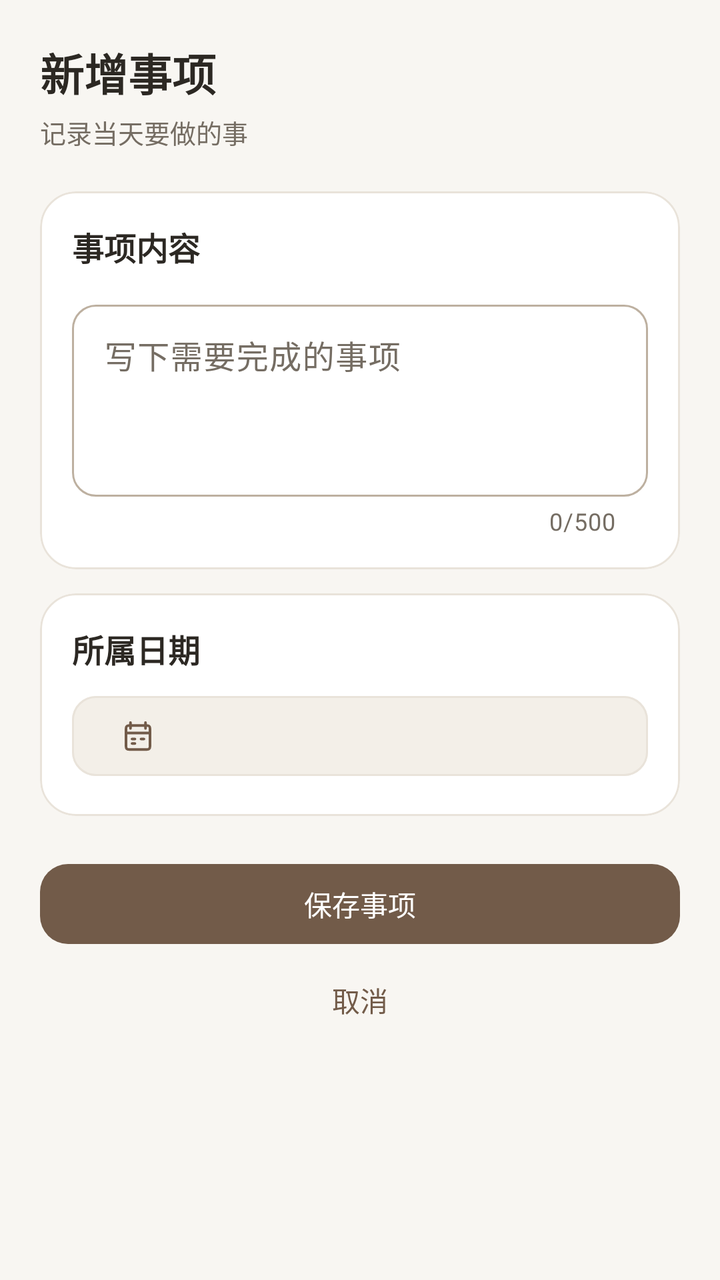
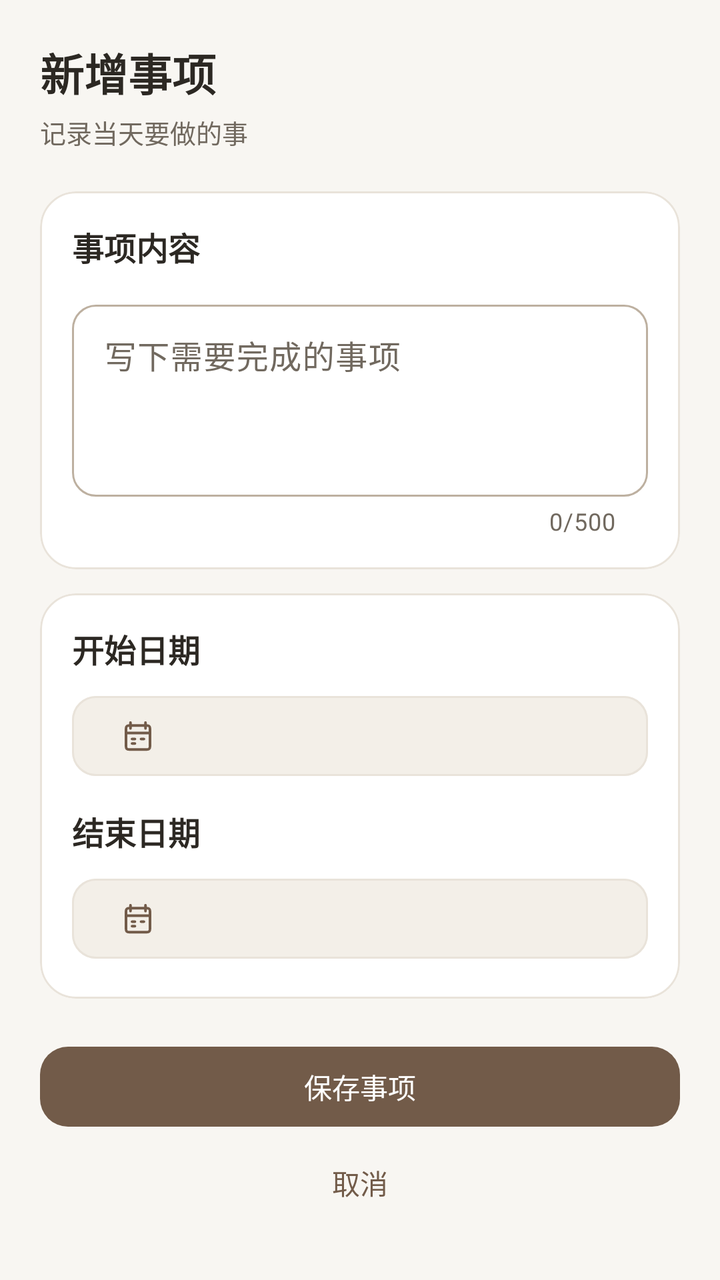

An Android layout rendered at two revisions. The XML below is the earlier revision; the diff shows what the commit changed to produce the second picture.
<!-- AndroidManifest.xml: application theme Theme.Project_Pandora -->
<!-- res/layout/dialog_daily_item.xml -->
<?xml version="1.0" encoding="utf-8"?>
<androidx.core.widget.NestedScrollView xmlns:android="http://schemas.android.com/apk/res/android"
    xmlns:app="http://schemas.android.com/apk/res-auto"
    android:layout_width="match_parent"
    android:layout_height="wrap_content"
    android:clipToPadding="false">

    <LinearLayout android:layout_width="match_parent" android:layout_height="wrap_content"
        android:orientation="vertical" android:padding="20dp">
        <TextView android:id="@+id/textEditorTitle"
            android:layout_width="match_parent" android:layout_height="wrap_content"
            android:accessibilityHeading="true" android:text="新增事项"
            android:textColor="@color/color_text_primary" android:textSize="22sp" android:textStyle="bold" />
        <TextView android:layout_width="match_parent" android:layout_height="wrap_content"
            android:layout_marginTop="4dp" android:text="记录当天要做的事"
            android:textColor="@color/color_text_secondary" android:textSize="13sp" />

        <com.google.android.material.card.MaterialCardView
            android:layout_width="match_parent" android:layout_height="wrap_content" android:layout_marginTop="20dp"
            app:cardBackgroundColor="@color/color_surface" app:cardCornerRadius="18dp"
            app:cardElevation="0dp" app:strokeColor="@color/color_divider" app:strokeWidth="1dp">
            <LinearLayout android:layout_width="match_parent" android:layout_height="wrap_content"
                android:orientation="vertical" android:padding="16dp">
                <TextView android:layout_width="match_parent" android:layout_height="wrap_content"
                    android:text="事项内容" android:labelFor="@id/editDailyContent"
                    android:textColor="@color/color_text_primary" android:textSize="16sp" android:textStyle="bold" />
                <com.google.android.material.textfield.TextInputLayout android:id="@+id/dailyContentLayout"
                    style="@style/Widget.Pandora.TextInput"
                    android:layout_width="match_parent" android:layout_height="wrap_content" android:layout_marginTop="12dp"
                    android:hint="写下需要完成的事项" app:counterEnabled="true" app:counterMaxLength="500">
                    <com.google.android.material.textfield.TextInputEditText android:id="@+id/editDailyContent"
                        android:layout_width="match_parent" android:layout_height="wrap_content"
                        android:gravity="start|top" android:inputType="textMultiLine|textCapSentences"
                        android:minHeight="96dp" android:minLines="3" android:maxLines="6" android:maxLength="500"
                        android:textColor="@color/color_text_edit_content" android:textSize="16sp" />
                </com.google.android.material.textfield.TextInputLayout>
            </LinearLayout>
        </com.google.android.material.card.MaterialCardView>

        <com.google.android.material.card.MaterialCardView
            android:layout_width="match_parent" android:layout_height="wrap_content" android:layout_marginTop="12dp"
            app:cardBackgroundColor="@color/color_surface" app:cardCornerRadius="18dp"
            app:cardElevation="0dp" app:strokeColor="@color/color_divider" app:strokeWidth="1dp">
            <LinearLayout android:layout_width="match_parent" android:layout_height="wrap_content"
                android:orientation="vertical" android:padding="16dp">
                <TextView android:layout_width="match_parent" android:layout_height="wrap_content"
                    android:text="所属日期" android:labelFor="@id/btnDailyDate"
                    android:textColor="@color/color_text_primary" android:textSize="16sp" android:textStyle="bold" />
                <com.google.android.material.button.MaterialButton android:id="@+id/btnDailyDate"
                    style="@style/Widget.Pandora.Button.Outlined"
                    android:layout_width="match_parent" android:layout_height="wrap_content"
                    android:layout_marginTop="8dp" android:minHeight="48dp" android:gravity="start|center_vertical"
                    android:textColor="@color/color_text_primary" android:textSize="16sp"
                    app:backgroundTint="@color/color_surface_soft" app:strokeColor="@color/color_divider"
                    app:cornerRadius="12dp" app:icon="@drawable/ic_calendar" app:iconPadding="12dp" />
            </LinearLayout>
        </com.google.android.material.card.MaterialCardView>

        <TextView android:id="@+id/textDailyEditorError"
            android:layout_width="match_parent" android:layout_height="wrap_content"
            android:layout_marginTop="12dp" android:accessibilityLiveRegion="polite"
            android:textColor="@color/color_error" android:textSize="14sp" android:visibility="gone" />
        <com.google.android.material.button.MaterialButton android:id="@+id/btnSaveDailyItem"
            style="@style/Widget.Pandora.Button"
            android:layout_width="match_parent" android:layout_height="wrap_content"
            android:layout_marginTop="20dp" android:minHeight="48dp" android:text="保存事项" />
        <LinearLayout android:layout_width="match_parent" android:layout_height="wrap_content"
            android:orientation="horizontal" android:gravity="center_vertical">
            <com.google.android.material.button.MaterialButton android:id="@+id/btnDeleteDailyItem"
                style="@style/Widget.Pandora.Button.Text"
                android:layout_width="0dp" android:layout_height="wrap_content" android:layout_weight="1"
                android:minHeight="48dp" android:text="删除事项" android:textColor="@color/color_error" android:visibility="gone" />
            <com.google.android.material.button.MaterialButton android:id="@+id/btnCancelDailyItem"
                style="@style/Widget.Pandora.Button.Text"
                android:layout_width="0dp" android:layout_height="wrap_content" android:layout_weight="1"
                android:minHeight="48dp" android:text="取消" />
        </LinearLayout>
    </LinearLayout>
</androidx.core.widget.NestedScrollView>
<!-- resources referenced by this layout -->
<resources>
  <color name="color_divider">#E9E3DA</color>
  <color name="color_error">#A1473A</color>
  <color name="color_surface">#FFFFFF</color>
  <color name="color_surface_soft">#F3EFE8</color>
  <color name="color_text_edit_content">#2C2823</color>
  <color name="color_text_primary">#2C2823</color>
  <color name="color_text_secondary">#756D63</color>
  <style name="Widget.Pandora.Button" parent="Widget.Material3.Button">
          <item name="cornerRadius">14dp</item>
          <item name="android:minHeight">52dp</item>
          <item name="android:textAppearance">@style/TextAppearance.Pandora.Label</item>
          <item name="android:textAllCaps">false</item>
          <item name="android:stateListAnimator">@null</item>
      </style>
  <style name="Widget.Pandora.Button.Outlined" parent="Widget.Material3.Button.OutlinedButton">
          <item name="cornerRadius">14dp</item>
          <item name="strokeColor">@color/color_border_strong</item>
          <item name="android:minHeight">48dp</item>
          <item name="android:textAppearance">@style/TextAppearance.Pandora.Label</item>
          <item name="android:textAllCaps">false</item>
      </style>
  <style name="Widget.Pandora.Button.Text" parent="Widget.Material3.Button.TextButton">
          <item name="cornerRadius">12dp</item>
          <item name="android:minHeight">48dp</item>
          <item name="android:textAppearance">@style/TextAppearance.Pandora.Label</item>
          <item name="android:textAllCaps">false</item>
      </style>
  <style name="Theme.Project_Pandora" parent="Base.Theme.Project_Pandora" />
  <color name="color_accent">#725B49</color>
  <color name="color_border_strong">#BDB0A0</color>
  <color name="color_on_accent">#FFFFFF</color>
  <color name="color_accent_soft">#EEE6DC</color>
  <color name="color_error_surface">#F8EAE5</color>
  <color name="color_bg_page">#F8F6F2</color>
  <style name="TextAppearance.Pandora.BodySmall" parent="TextAppearance.Material3.BodyMedium">
          <item name="android:textSize">14sp</item>
          <item name="android:textColor">@color/color_text_secondary</item>
      </style>
  <style name="Widget.Pandora.LegacyCard" parent="CardView">
          <item name="cardBackgroundColor">@color/color_surface</item>
          <item name="cardCornerRadius">18dp</item>
          <item name="cardElevation">1dp</item>
      </style>
  <style name="Widget.Pandora.Toolbar" parent="Widget.Material3.Toolbar">
          <item name="android:background">@color/color_surface</item>
          <item name="android:minHeight">64dp</item>
          <item name="android:elevation">0dp</item>
          <item name="titleTextAppearance">@style/TextAppearance.Pandora.Title</item>
          <item name="titleTextColor">@color/color_text_primary</item>
          <item name="subtitleTextColor">@color/color_text_secondary</item>
          <item name="navigationIconTint">@color/color_text_primary</item>
          <item name="contentInsetStart">20dp</item>
          <item name="contentInsetEnd">16dp</item>
      </style>
  <style name="Widget.Pandora.Fab" parent="Widget.Material3.FloatingActionButton.Primary">
          <item name="backgroundTint">@color/color_accent</item>
          <item name="tint">@color/color_on_accent</item>
          <item name="elevation">2dp</item>
      </style>
  <style name="TextAppearance.Pandora.Navigation" parent="TextAppearance.Material3.LabelMedium">
          <item name="android:fontFamily">sans-serif-medium</item>
          <item name="android:textSize">12sp</item>
          <item name="android:letterSpacing">0</item>
      </style>
  <style name="Widget.Pandora.NavIndicator" parent="Widget.Material3.BottomNavigationView.ActiveIndicator">
          <item name="android:color">@color/color_accent_soft</item>
      </style>
  <!-- unchanged entries left out for length: 10 -->
</resources>

<!-- the commit's change to res/layout/dialog_daily_item.xml (unified diff, before → after) -->
@@ -44,9 +44,19 @@
             <LinearLayout android:layout_width="match_parent" android:layout_height="wrap_content"
                 android:orientation="vertical" android:padding="16dp">
                 <TextView android:layout_width="match_parent" android:layout_height="wrap_content"
-                    android:text="所属日期" android:labelFor="@id/btnDailyDate"
+                    android:text="开始日期" android:labelFor="@id/btnDailyStartDate"
                     android:textColor="@color/color_text_primary" android:textSize="16sp" android:textStyle="bold" />
-                <com.google.android.material.button.MaterialButton android:id="@+id/btnDailyDate"
+                <com.google.android.material.button.MaterialButton android:id="@+id/btnDailyStartDate"
+                    style="@style/Widget.Pandora.Button.Outlined"
+                    android:layout_width="match_parent" android:layout_height="wrap_content"
+                    android:layout_marginTop="8dp" android:minHeight="48dp" android:gravity="start|center_vertical"
+                    android:textColor="@color/color_text_primary" android:textSize="16sp"
+                    app:backgroundTint="@color/color_surface_soft" app:strokeColor="@color/color_divider"
+                    app:cornerRadius="12dp" app:icon="@drawable/ic_calendar" app:iconPadding="12dp" />
+                <TextView android:layout_width="match_parent" android:layout_height="wrap_content"
+                    android:layout_marginTop="12dp" android:text="结束日期" android:labelFor="@id/btnDailyEndDate"
+                    android:textColor="@color/color_text_primary" android:textSize="16sp" android:textStyle="bold" />
+                <com.google.android.material.button.MaterialButton android:id="@+id/btnDailyEndDate"
                     style="@style/Widget.Pandora.Button.Outlined"
                     android:layout_width="match_parent" android:layout_height="wrap_content"
                     android:layout_marginTop="8dp" android:minHeight="48dp" android:gravity="start|center_vertical"
<!-- resource entries referenced after the edit -->
@@ -6,13 +6,13 @@
   <color name="color_surface_soft">#F3EFE8</color>
   <color name="color_text_edit_content">#2C2823</color>
   <color name="color_text_primary">#2C2823</color>
-  <color name="color_text_secondary">#756D63</color>
+  <color name="color_text_secondary">#71695F</color>
   <style name="Widget.Pandora.Button" parent="Widget.Material3.Button">
           <item name="cornerRadius">14dp</item>
           <item name="android:minHeight">52dp</item>
           <item name="android:textAppearance">@style/TextAppearance.Pandora.Label</item>
           <item name="android:textAllCaps">false</item>
-          <item name="android:stateListAnimator">@null</item>
+          <item name="android:stateListAnimator">@animator/pandora_button_press</item>
       </style>
   <style name="Widget.Pandora.Button.Outlined" parent="Widget.Material3.Button.OutlinedButton">
           <item name="cornerRadius">14dp</item>
@@ -20,12 +20,14 @@
           <item name="android:minHeight">48dp</item>
           <item name="android:textAppearance">@style/TextAppearance.Pandora.Label</item>
           <item name="android:textAllCaps">false</item>
+          <item name="android:stateListAnimator">@animator/pandora_button_press</item>
       </style>
   <style name="Widget.Pandora.Button.Text" parent="Widget.Material3.Button.TextButton">
           <item name="cornerRadius">12dp</item>
           <item name="android:minHeight">48dp</item>
           <item name="android:textAppearance">@style/TextAppearance.Pandora.Label</item>
           <item name="android:textAllCaps">false</item>
+          <item name="android:stateListAnimator">@animator/pandora_button_press</item>
       </style>
   <style name="Theme.Project_Pandora" parent="Base.Theme.Project_Pandora" />
   <color name="color_accent">#725B49</color>
@@ -45,13 +47,13 @@
       </style>
   <style name="Widget.Pandora.Toolbar" parent="Widget.Material3.Toolbar">
           <item name="android:background">@color/color_surface</item>
-          <item name="android:minHeight">64dp</item>
+          <item name="android:minHeight">56dp</item>
           <item name="android:elevation">0dp</item>
           <item name="titleTextAppearance">@style/TextAppearance.Pandora.Title</item>
           <item name="titleTextColor">@color/color_text_primary</item>
           <item name="subtitleTextColor">@color/color_text_secondary</item>
           <item name="navigationIconTint">@color/color_text_primary</item>
-          <item name="contentInsetStart">20dp</item>
+          <item name="contentInsetStart">16dp</item>
           <item name="contentInsetEnd">16dp</item>
       </style>
   <style name="Widget.Pandora.Fab" parent="Widget.Material3.FloatingActionButton.Primary">
